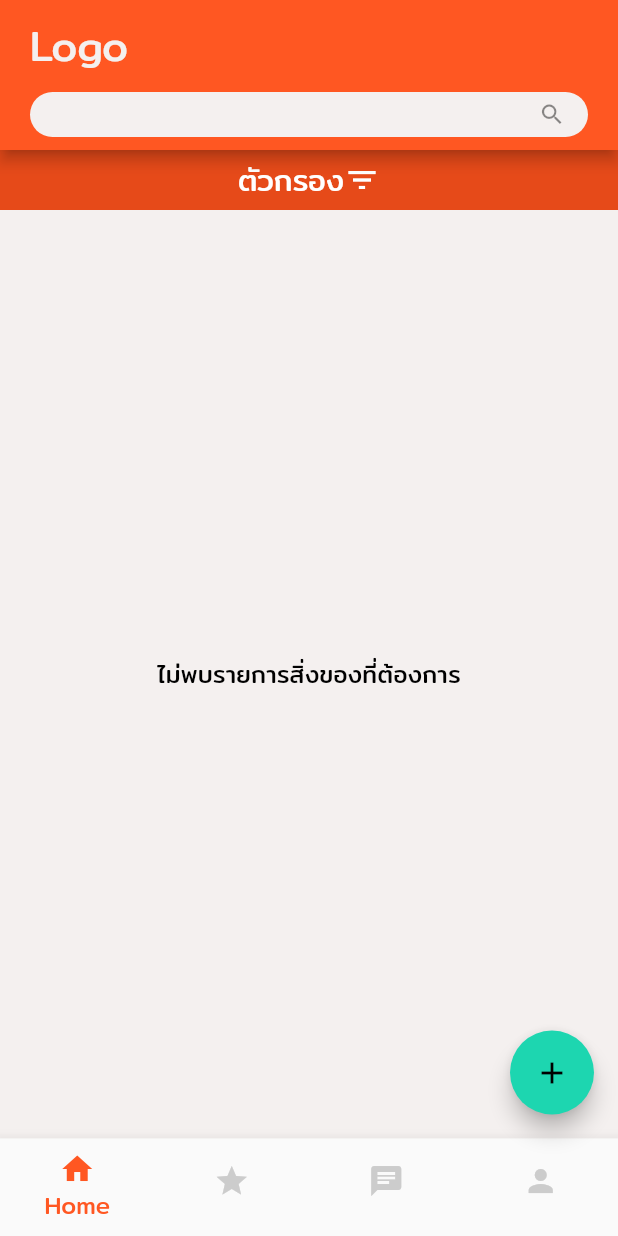
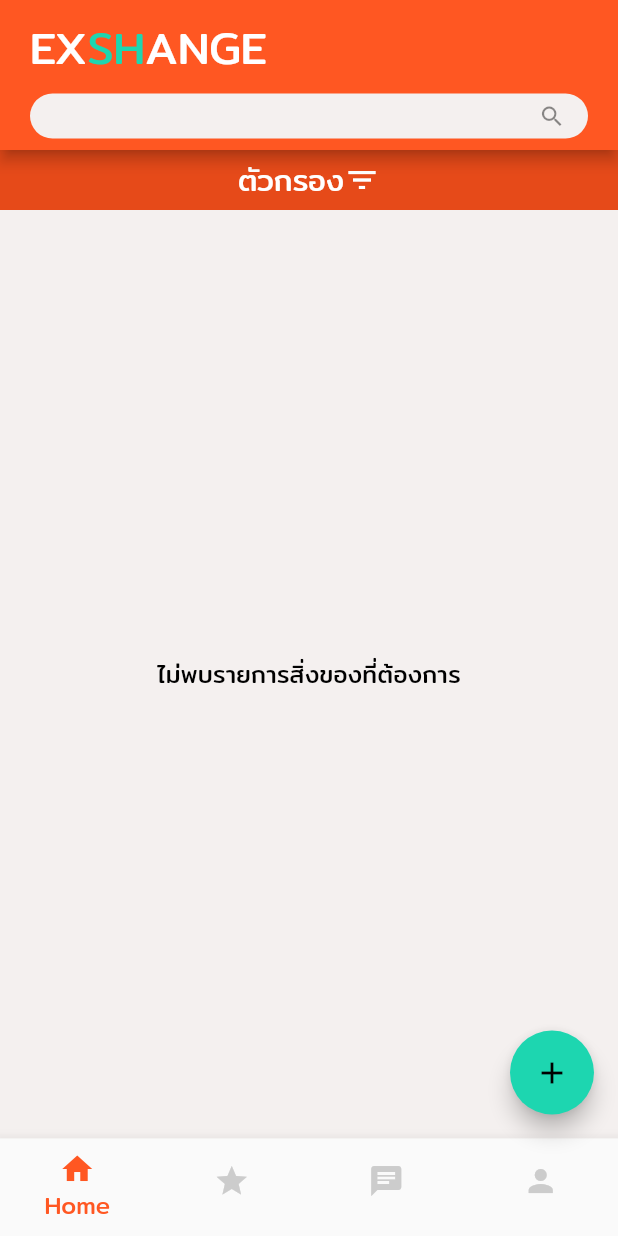
Before and after one commit to KitisakChalongjan/Exshange, a Flutter app: the screen it shows once a user with an empty profile is signed in, on a phone screen of 412 x 824 dp. Run offline on Flutter 3.47's test engine with Material 2 defaults, Android fonts, the phone set to English and light mode, and no system bars; our stand-ins replace cloud_firestore, firebase_auth, firebase_core, firebase_storage, geolocator, image_picker and 1 more; accounts and stored records are empty.

Commit message:
fix some bug

```diff
--- a/lib/providers/items.dart
+++ b/lib/providers/items.dart
@@ -8,7 +8,7 @@ import 'package:image_picker/image_picker.dart';
 import 'package:path/path.dart';
 
 class Items with ChangeNotifier {
-  List<String> itemType = ['ทั้งหมด', 'ให้', 'แลก'];
+  List<String> itemType = ['ทั้งหมด', 'บริจาค', 'แลกเปลี่ยน'];
 
   FirebaseFirestore db = FirebaseFirestore.instance;
 
--- a/lib/screens/home/item_detail_screen.dart
+++ b/lib/screens/home/item_detail_screen.dart
@@ -90,7 +90,7 @@ class _ItemDetailScreenState extends State<ItemDetailScreen> {
                     ),
                   ),
                   Flexible(
-                    flex: 2,
+                    flex: 3,
                     child: Container(
                       decoration: BoxDecoration(
                         color: item.itemType == 'แลก'
@@ -100,7 +100,7 @@ class _ItemDetailScreenState extends State<ItemDetailScreen> {
                       ),
                       alignment: Alignment.center,
                       child: Text(
-                        item.itemType == 'แลก' ? 'แลก' : 'ให้',
+                        item.itemType == 'แลก' ? 'แลกเปลี่ยน' : 'บริจาค',
                         style: Theme.of(context).textTheme.bodyText2,
                       ),
                     ),
--- a/lib/screens/home/item_overview_screen.dart
+++ b/lib/screens/home/item_overview_screen.dart
@@ -61,11 +61,28 @@ class _ItemOverviewScreenState extends State<ItemOverviewScreen> {
               mainAxisAlignment: MainAxisAlignment.spaceEvenly,
               children: [
                 Row(
-                  mainAxisAlignment: MainAxisAlignment.spaceBetween,
+                  mainAxisAlignment: MainAxisAlignment.start,
                   children: [
                     Text(
-                      "Logo",
-                      style: Theme.of(context).textTheme.headline1,
+                      "EX",
+                      style: TextStyle(
+                        color: Colors.white,
+                        fontSize: 30,
+                      ),
+                    ),
+                    Text(
+                      "SH",
+                      style: TextStyle(
+                        color: Color(0xFF1DD6B0),
+                        fontSize: 30,
+                      ),
+                    ),
+                    Text(
+                      "ANGE",
+                      style: TextStyle(
+                        color: Colors.white,
+                        fontSize: 30,
+                      ),
                     ),
                   ],
                 ),
```
Also changed, not shown: lib/screens/chat/chat_message_screen.dart (+15 -8 lines), lib/screens/home/add_item_screen.dart (+9 -2 lines), lib/screens/profile/my_history_detail_screen.dart (+5 -2 lines).
